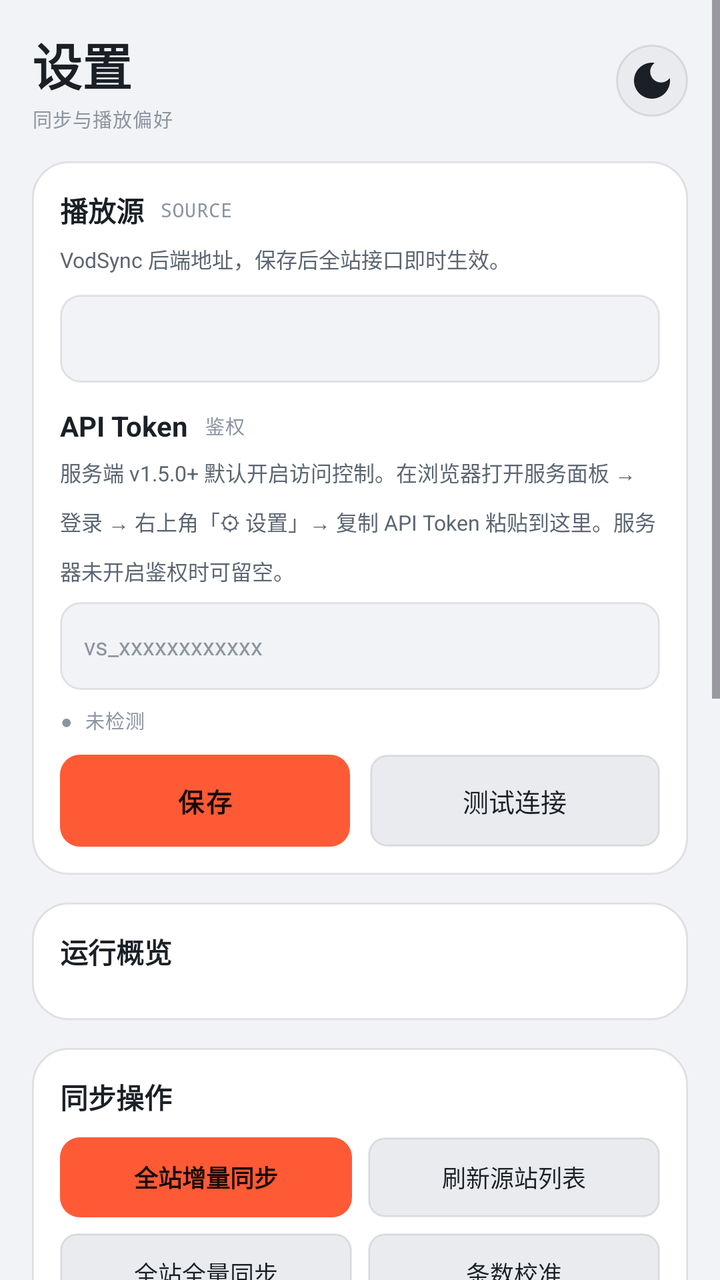
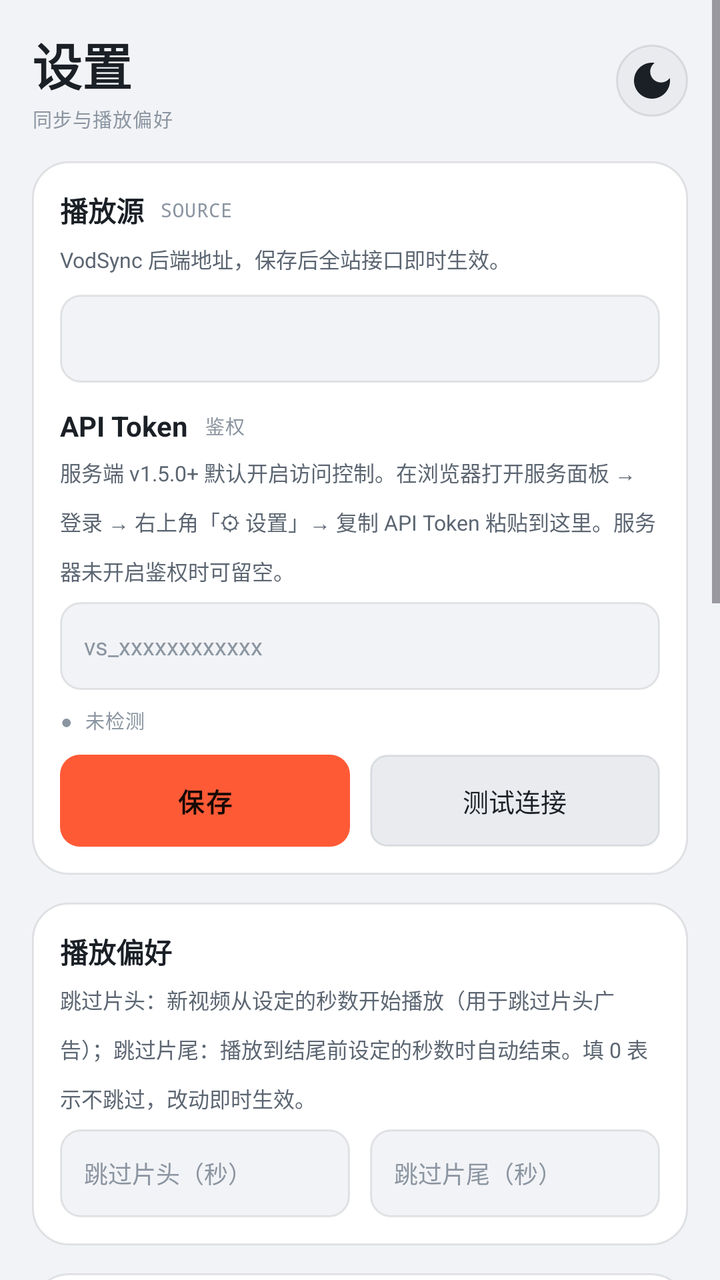

Before-and-after screenshots of an Android layout around one commit, followed by the original layout XML and the change that was made.
<!-- AndroidManifest.xml: application theme Theme.LateShow -->
<!-- res/layout/fragment_settings.xml -->
<?xml version="1.0" encoding="utf-8"?>
<ScrollView xmlns:android="http://schemas.android.com/apk/res/android"
    android:layout_width="match_parent"
    android:layout_height="match_parent"
    android:fillViewport="true">

    <LinearLayout
        android:layout_width="match_parent"
        android:layout_height="wrap_content"
        android:orientation="vertical"
        android:paddingLeft="16dp"
        android:paddingRight="16dp"
        android:paddingBottom="24dp">

        
        <LinearLayout
            android:layout_width="match_parent"
            android:layout_height="wrap_content"
            android:orientation="horizontal"
            android:gravity="center_vertical"
            android:paddingTop="14dp">

            <LinearLayout
                android:layout_width="0dp"
                android:layout_height="wrap_content"
                android:layout_weight="1"
                android:orientation="vertical">

                <TextView
                    android:layout_width="wrap_content"
                    android:layout_height="wrap_content"
                    android:text="设置"
                    android:textSize="25sp"
                    android:textStyle="bold"
                    android:textColor="@color/t1" />

                <TextView
                    style="@style/MetaLabel"
                    android:layout_width="wrap_content"
                    android:layout_height="wrap_content"
                    android:layout_marginTop="2dp"
                    android:text="同步与播放偏好" />
            </LinearLayout>

            <ImageButton
                android:id="@+id/btnTheme"
                android:layout_width="36dp"
                android:layout_height="36dp"
                android:background="@drawable/bg_circle"
                android:src="@drawable/ic_theme"
                android:contentDescription="主题" />
        </LinearLayout>

        
        <LinearLayout
            style="@style/SettingsCard"
            android:orientation="vertical">

            <LinearLayout
                android:layout_width="match_parent"
                android:layout_height="wrap_content"
                android:orientation="horizontal"
                android:gravity="center_vertical">

                <TextView style="@style/SectionTitle" android:layout_width="wrap_content" android:layout_height="wrap_content" android:text="播放源" />

                <TextView
                    style="@style/MetaLabel"
                    android:layout_width="wrap_content"
                    android:layout_height="wrap_content"
                    android:layout_marginLeft="8dp"
                    android:text="SOURCE" />
            </LinearLayout>

            <TextView
                android:layout_width="match_parent"
                android:layout_height="wrap_content"
                android:layout_marginTop="6dp"
                android:text="VodSync 后端地址，保存后全站接口即时生效。"
                android:textSize="10.5sp"
                android:textColor="@color/t2"
                android:lineSpacingMultiplier="1.6" />

            <EditText
                android:id="@+id/inputBaseUrl"
                android:layout_width="match_parent"
                android:layout_height="44dp"
                android:layout_marginTop="10dp"
                android:paddingLeft="12dp"
                android:paddingRight="12dp"
                android:background="@drawable/bg_field"
                android:textSize="12sp"
                android:textColor="@color/t1"
                android:inputType="textUri"
                android:maxLines="1" />

            <LinearLayout
                android:layout_width="match_parent"
                android:layout_height="wrap_content"
                android:layout_marginTop="12dp"
                android:orientation="horizontal"
                android:gravity="center_vertical">

                <TextView style="@style/SectionTitle" android:layout_width="wrap_content" android:layout_height="wrap_content" android:text="API Token" />

                <TextView
                    style="@style/MetaLabel"
                    android:layout_width="wrap_content"
                    android:layout_height="wrap_content"
                    android:layout_marginLeft="8dp"
                    android:text="鉴权" />
            </LinearLayout>

            <TextView
                android:layout_width="match_parent"
                android:layout_height="wrap_content"
                android:layout_marginTop="6dp"
                android:text="服务端 v1.5.0+ 默认开启访问控制。在浏览器打开服务面板 → 登录 → 右上角「⚙ 设置」→ 复制 API Token 粘贴到这里。服务器未开启鉴权时可留空。"
                android:textSize="10.5sp"
                android:textColor="@color/t2"
                android:lineSpacingMultiplier="1.6" />

            <EditText
                android:id="@+id/inputToken"
                android:layout_width="match_parent"
                android:layout_height="44dp"
                android:layout_marginTop="8dp"
                android:paddingLeft="12dp"
                android:paddingRight="12dp"
                android:background="@drawable/bg_field"
                android:hint="vs_xxxxxxxxxxxx"
                android:textSize="12sp"
                android:textColor="@color/t1"
                android:textColorHint="@color/t3"
                android:inputType="textVisiblePassword"
                android:maxLines="1" />

            <TextView
                android:id="@+id/srcStatus"
                style="@style/MetaLabel"
                android:layout_width="match_parent"
                android:layout_height="wrap_content"
                android:layout_marginTop="8dp"
                android:text="● 未检测" />

            <LinearLayout
                android:layout_width="match_parent"
                android:layout_height="wrap_content"
                android:layout_marginTop="10dp"
                android:orientation="horizontal">

                <TextView
                    android:id="@+id/btnSave"
                    android:layout_width="0dp"
                    android:layout_weight="1"
                    android:layout_height="46dp"
                    android:gravity="center"
                    android:background="@drawable/bg_btn_main"
                    android:text="保存"
                    android:textSize="13sp"
                    android:textStyle="bold"
                    android:textColor="@color/accInk"
                    android:letterSpacing="0.08" />

                <TextView
                    android:id="@+id/btnTest"
                    android:layout_width="0dp"
                    android:layout_weight="1"
                    android:layout_height="46dp"
                    android:layout_marginLeft="10dp"
                    android:gravity="center"
                    android:background="@drawable/bg_smbtn"
                    android:text="测试连接"
                    android:textSize="13sp"
                    android:textColor="@color/t1" />
            </LinearLayout>
        </LinearLayout>

        
        <LinearLayout
            style="@style/SettingsCard"
            android:orientation="vertical">

            <TextView style="@style/SectionTitle" android:layout_width="wrap_content" android:layout_height="wrap_content" android:text="运行概览" />

            <LinearLayout
                android:id="@+id/statsGrid"
                android:layout_width="match_parent"
                android:layout_height="wrap_content"
                android:layout_marginTop="10dp"
                android:orientation="vertical" />
        </LinearLayout>

        
        <LinearLayout
            style="@style/SettingsCard"
            android:orientation="vertical">

            <TextView style="@style/SectionTitle" android:layout_width="wrap_content" android:layout_height="wrap_content" android:text="同步操作" />

            <LinearLayout
                android:layout_width="match_parent"
                android:layout_height="wrap_content"
                android:layout_marginTop="10dp"
                android:orientation="horizontal">

                <TextView
                    android:id="@+id/btnSyncAll"
                    android:layout_width="0dp" android:layout_weight="1" android:layout_height="40dp"
                    android:gravity="center"
                    android:background="@drawable/bg_btn_main"
                    android:text="全站增量同步"
                    android:textSize="12sp"
                    android:textStyle="bold"
                    android:textColor="@color/accInk" />

                <TextView
                    android:id="@+id/btnRefresh"
                    style="@style/OpBtn" android:text="刷新源站列表" android:layout_marginLeft="8dp" />
            </LinearLayout>

            <LinearLayout
                android:layout_width="match_parent"
                android:layout_height="wrap_content"
                android:layout_marginTop="8dp"
                android:orientation="horizontal">

                <TextView
                    android:id="@+id/btnFullSync"
                    style="@style/OpBtn" android:text="全站全量同步" />

                <TextView
                    android:id="@+id/btnRecount"
                    style="@style/OpBtn" android:text="条数校准" android:layout_marginLeft="8dp" />
            </LinearLayout>

            <TextView
                android:layout_width="match_parent"
                android:layout_height="wrap_content"
                android:layout_marginTop="8dp"
                android:text="全量同步仅建议数据异常时使用，耗时较长且会重跑全部页码。"
                android:textSize="10.5sp"
                android:textColor="@color/warn"
                android:lineSpacingMultiplier="1.6" />
        </LinearLayout>

        
        <LinearLayout
            style="@style/SettingsCard"
            android:orientation="vertical">

            <TextView style="@style/SectionTitle" android:layout_width="wrap_content" android:layout_height="wrap_content" android:text="同步暂停" />

            <TextView
                android:id="@+id/pauseWarn"
                android:layout_width="match_parent"
                android:layout_height="wrap_content"
                android:layout_marginTop="8dp"
                android:padding="10dp"
                android:background="@color/warnSoft"
                android:textSize="10.5sp"
                android:textColor="@color/warn"
                android:lineSpacingMultiplier="1.6"
                android:visibility="gone" />

            <LinearLayout
                android:id="@+id/pauseRows"
                android:layout_width="match_parent"
                android:layout_height="wrap_content"
                android:layout_marginTop="4dp"
                android:orientation="vertical" />
        </LinearLayout>

        
        <LinearLayout
            style="@style/SettingsCard"
            android:orientation="vertical">

            <LinearLayout
                android:layout_width="match_parent"
                android:layout_height="wrap_content"
                android:orientation="horizontal">

                <TextView style="@style/SectionTitle" android:layout_width="0dp" android:layout_weight="1" android:layout_height="wrap_content" android:text="源站同步状态" />

                <TextView
                    android:id="@+id/autoCount"
                    style="@style/MetaLabel"
                    android:layout_width="wrap_content"
                    android:layout_height="wrap_content"
                    android:text="自动同步 --/--" />
            </LinearLayout>

            
            <LinearLayout
                android:layout_width="match_parent"
                android:layout_height="wrap_content"
                android:layout_marginTop="8dp"
                android:orientation="horizontal"
                android:gravity="center_vertical">

                <CheckBox
                    android:id="@+id/chkAll"
                    android:layout_width="wrap_content"
                    android:layout_height="wrap_content"
                    android:text="全选"
                    android:textSize="11sp"
                    android:textColor="@color/t2" />

                <Space android:layout_width="0dp" android:layout_height="1dp" android:layout_weight="1" />

                <TextView android:id="@+id/btnAllOn" style="@style/Smbtn" android:text="全部开启" />
                <TextView android:id="@+id/btnAllOff" style="@style/Smbtn" android:layout_marginLeft="6dp" android:text="全部暂停" />
            </LinearLayout>

            <LinearLayout
                android:layout_width="match_parent"
                android:layout_height="wrap_content"
                android:layout_marginTop="6dp"
                android:orientation="horizontal"
                android:gravity="center_vertical">

                <TextView
                    android:id="@+id/selCount"
                    style="@style/MetaLabel"
                    android:layout_width="0dp"
                    android:layout_weight="1"
                    android:layout_height="wrap_content"
                    android:text="未选择源站" />

                <TextView android:id="@+id/btnSelOn" style="@style/Smbtn" android:text="开启所选" />
                <TextView android:id="@+id/btnSelOff" style="@style/Smbtn" android:layout_marginLeft="6dp" android:text="暂停所选" />
            </LinearLayout>

            <androidx.recyclerview.widget.RecyclerView
                android:id="@+id/srcList"
                android:layout_width="match_parent"
                android:layout_height="wrap_content"
                android:nestedScrollingEnabled="false"
                android:layout_marginTop="4dp" />
        </LinearLayout>

        
        <LinearLayout
            style="@style/SettingsCard"
            android:orientation="vertical">

            <TextView style="@style/SectionTitle" android:layout_width="wrap_content" android:layout_height="wrap_content" android:text="最近同步日志" />

            <androidx.recyclerview.widget.RecyclerView
                android:id="@+id/logList"
                android:layout_width="match_parent"
                android:layout_height="wrap_content"
                android:nestedScrollingEnabled="false"
                android:layout_marginTop="6dp" />
        </LinearLayout>

        
        <LinearLayout
            style="@style/SettingsCard"
            android:orientation="vertical">

            <LinearLayout
                android:layout_width="match_parent"
                android:layout_height="wrap_content"
                android:orientation="horizontal"
                android:gravity="center_vertical">

                <TextView style="@style/SectionTitle" android:layout_width="0dp" android:layout_weight="1" android:layout_height="wrap_content" android:text="应用更新" />

                <TextView
                    android:id="@+id/tvVersion"
                    style="@style/MetaLabel"
                    android:layout_width="wrap_content"
                    android:layout_height="wrap_content"
                    android:text="v--" />
            </LinearLayout>

            <TextView
                android:id="@+id/tvUpdateHint"
                android:layout_width="match_parent"
                android:layout_height="wrap_content"
                android:layout_marginTop="6dp"
                android:text="读取 GitHub Release 最新版本，可直接下载安装。"
                android:textSize="10.5sp"
                android:textColor="@color/t2"
                android:lineSpacingMultiplier="1.6" />

            <LinearLayout
                android:layout_width="match_parent"
                android:layout_height="wrap_content"
                android:layout_marginTop="10dp"
                android:orientation="horizontal">

                <TextView
                    android:id="@+id/btnCheckUpdate"
                    android:layout_width="0dp"
                    android:layout_weight="1"
                    android:layout_height="40dp"
                    android:gravity="center"
                    android:background="@drawable/bg_btn_main"
                    android:text="检查更新"
                    android:textSize="12sp"
                    android:textStyle="bold"
                    android:textColor="@color/accInk" />

                <TextView
                    android:id="@+id/btnReleasePage"
                    style="@style/OpBtn"
                    android:layout_marginLeft="8dp"
                    android:text="发布历史" />
            </LinearLayout>
        </LinearLayout>

        <TextView
            style="@style/MetaLabel"
            android:layout_width="match_parent"
            android:layout_height="wrap_content"
            android:gravity="center"
            android:layout_marginTop="16dp"
            android:text="夜场 LATE SHOW · 开源影视聚合客户端" />
    </LinearLayout>
</ScrollView>
<!-- resources referenced by this layout -->
<resources>
  <color name="accInk">#170A05</color>
  <color name="t1">#1B2026</color>
  <color name="t2">#5C6672</color>
  <color name="t3">#8B95A1</color>
  <color name="warn">#B97A1E</color>
  <color name="warnSoft">#1AE8A33D</color>
  <!-- drawable bg_btn_main (drawable) -->
  <?xml version="1.0" encoding="utf-8"?>
  <shape xmlns:android="http://schemas.android.com/apk/res/android" android:shape="rectangle">
      <solid android:color="@color/acc" />
      <corners android:radius="10dp" />
  </shape>
  <!-- drawable bg_circle (drawable) -->
  <?xml version="1.0" encoding="utf-8"?>
  <shape xmlns:android="http://schemas.android.com/apk/res/android" android:shape="oval">
      <solid android:color="@color/ink700" />
      <stroke android:width="1dp" android:color="@color/line" />
  </shape>
  <!-- drawable bg_field (drawable) -->
  <?xml version="1.0" encoding="utf-8"?>
  <shape xmlns:android="http://schemas.android.com/apk/res/android" android:shape="rectangle">
      <solid android:color="@color/ink900" />
      <stroke android:width="1dp" android:color="@color/line" />
      <corners android:radius="10dp" />
  </shape>
  <!-- drawable bg_smbtn (drawable) -->
  <?xml version="1.0" encoding="utf-8"?>
  <shape xmlns:android="http://schemas.android.com/apk/res/android" android:shape="rectangle">
      <solid android:color="@color/ink700" />
      <stroke android:width="1dp" android:color="@color/line" />
      <corners android:radius="8dp" />
  </shape>
  <style name="MetaLabel" parent="Mono">
          <item name="android:textSize">9.5sp</item>
          <item name="android:textColor">@color/t3</item>
          <item name="android:textAllCaps">true</item>
      </style>
  <style name="OpBtn">
          <item name="android:layout_width">0dp</item>
          <item name="android:layout_weight">1</item>
          <item name="android:layout_height">40dp</item>
          <item name="android:gravity">center</item>
          <item name="android:background">@drawable/bg_smbtn</item>
          <item name="android:textSize">12sp</item>
          <item name="android:textColor">@color/t1</item>
      </style>
  <style name="SectionTitle">
          <item name="android:layout_width">wrap_content</item>
          <item name="android:layout_height">wrap_content</item>
          <item name="android:textSize">14sp</item>
          <item name="android:textStyle">bold</item>
          <item name="android:textColor">@color/t1</item>
      </style>
  <style name="SettingsCard">
          <item name="android:layout_width">match_parent</item>
          <item name="android:layout_height">wrap_content</item>
          <item name="android:layout_marginTop">14dp</item>
          <item name="android:padding">14dp</item>
          <item name="android:background">@drawable/bg_card_lg</item>
          <item name="android:orientation">vertical</item>
      </style>
  <style name="Smbtn">
          <item name="android:layout_width">wrap_content</item>
          <item name="android:layout_height">25dp</item>
          <item name="android:paddingLeft">9dp</item>
          <item name="android:paddingRight">9dp</item>
          <item name="android:gravity">center</item>
          <item name="android:textSize">10.5sp</item>
          <item name="android:textColor">@color/t2</item>
          <item name="android:background">@drawable/bg_smbtn</item>
      </style>
  <color name="acc">#FF5A36</color>
  <color name="ink700">#E9EBEF</color>
  <color name="line">#1A12181F</color>
  <color name="ink900">#F2F3F6</color>
  <style name="Mono">
          <item name="android:fontFamily">monospace</item>
          <item name="android:fontFeatureSettings">tnum</item>
          <item name="android:letterSpacing">0.04</item>
      </style>
  <!-- drawable bg_card_lg (drawable) -->
  <?xml version="1.0" encoding="utf-8"?>
  <shape xmlns:android="http://schemas.android.com/apk/res/android" android:shape="rectangle">
      <solid android:color="@color/ink800" />
      <stroke android:width="1dp" android:color="@color/line" />
      <corners android:radius="18dp" />
  </shape>
  <color name="ink800">#FFFFFF</color>
  <!-- unchanged entries left out for length: 2 -->
</resources>

<!-- the commit's change to res/layout/fragment_settings.xml (unified diff, before → after) -->
@@ -181,6 +181,63 @@
             style="@style/SettingsCard"
             android:orientation="vertical">
 
+            <TextView style="@style/SectionTitle" android:layout_width="wrap_content" android:layout_height="wrap_content" android:text="播放偏好" />
+
+            <TextView
+                android:layout_width="match_parent"
+                android:layout_height="wrap_content"
+                android:layout_marginTop="6dp"
+                android:text="跳过片头：新视频从设定的秒数开始播放（用于跳过片头广告）；跳过片尾：播放到结尾前设定的秒数时自动结束。填 0 表示不跳过，改动即时生效。"
+                android:textSize="10.5sp"
+                android:textColor="@color/t2"
+                android:lineSpacingMultiplier="1.6" />
+
+            <LinearLayout
+                android:layout_width="match_parent"
+                android:layout_height="wrap_content"
+                android:layout_marginTop="8dp"
+                android:orientation="horizontal">
+
+                <EditText
+                    android:id="@+id/inputSkipIntro"
+                    android:layout_width="0dp"
+                    android:layout_weight="1"
+                    android:layout_height="44dp"
+                    android:paddingLeft="12dp"
+                    android:paddingRight="12dp"
+                    android:background="@drawable/bg_field"
+                    android:hint="跳过片头（秒）"
+                    android:textSize="12sp"
+                    android:textColor="@color/t1"
+                    android:textColorHint="@color/t3"
+                    android:inputType="number"
+                    android:maxLength="3"
+                    android:maxLines="1" />
+
+                <EditText
+                    android:id="@+id/inputSkipEnding"
+                    android:layout_width="0dp"
+                    android:layout_weight="1"
+                    android:layout_height="44dp"
+                    android:layout_marginLeft="10dp"
+                    android:paddingLeft="12dp"
+                    android:paddingRight="12dp"
+                    android:background="@drawable/bg_field"
+                    android:hint="跳过片尾（秒）"
+                    android:textSize="12sp"
+                    android:textColor="@color/t1"
+                    android:textColorHint="@color/t3"
+                    android:inputType="number"
+                    android:maxLength="3"
+                    android:maxLines="1" />
+            </LinearLayout>
+        </LinearLayout>
+
+        
+        <LinearLayout
+            style="@style/SettingsCard"
+            android:orientation="vertical">
+
             <TextView style="@style/SectionTitle" android:layout_width="wrap_content" android:layout_height="wrap_content" android:text="运行概览" />
 
             <LinearLayout
